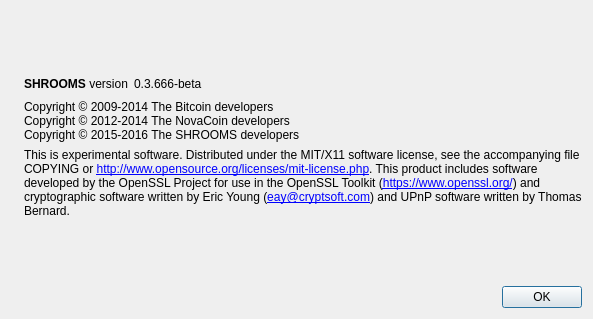
Before: the Qt Designer form src/qt/forms/aboutdialog.ui in torus-economy/torus-core, drawn with Qt 5.
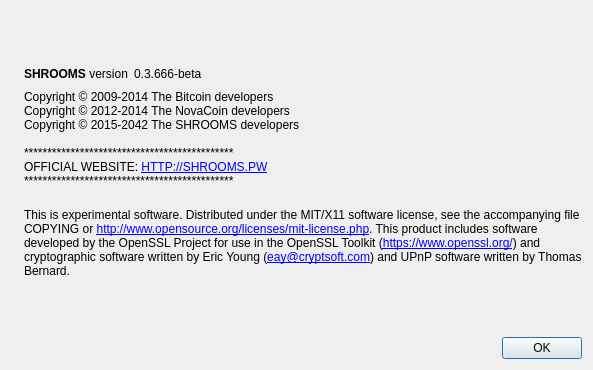
After: the same form once the commit is applied. Icons and pictures are not drawn.

Commit message: Add website url to aboutdialog, v1.2.3.1

The edit to the form file:
```diff
--- a/src/qt/forms/aboutdialog.ui
+++ b/src/qt/forms/aboutdialog.ui
@@ -7,7 +7,7 @@
     <x>0</x>
     <y>0</y>
     <width>593</width>
-    <height>319</height>
+    <height>370</height>
    </rect>
   </property>
   <property name="windowTitle">
@@ -91,9 +91,19 @@
         <cursorShape>IBeamCursor</cursorShape>
        </property>
        <property name="text">
-        <string>Copyright © 2009-2014 The Bitcoin developers
-Copyright © 2012-2014 The NovaCoin developers
-Copyright © 2015-2016 The SHROOMS developers</string>
+        <string>Copyright © 2009-2014 The Bitcoin developers&lt;br/&gt;
+Copyright © 2012-2014 The NovaCoin developers&lt;br/&gt;
+Copyright © 2015-2042 The SHROOMS developers&lt;br/&gt;&lt;br/&gt;
+*********************************************&lt;br/&gt;
+OFFICIAL WEBSITE: &lt;a href=&quot;http://shrooms.pw&quot;&gt;HTTP://SHROOMS.PW&lt;/a&gt;&lt;/a&gt;&lt;br/&gt;
+*********************************************&lt;br/&gt;
+        </string>
+       </property>
+       <property name="textFormat">
+        <enum>Qt::RichText</enum>
+       </property>
+       <property name="openExternalLinks">
+        <bool>true</bool>
        </property>
        <property name="textInteractionFlags">
         <set>Qt::LinksAccessibleByMouse|Qt::TextSelectableByKeyboard|Qt::TextSelectableByMouse</set>
```
The commit also changes 1 other file.
